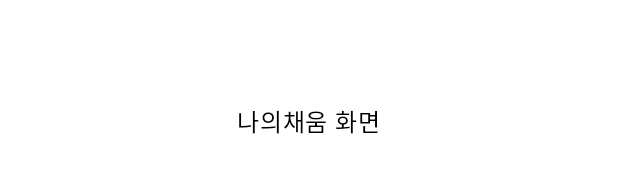
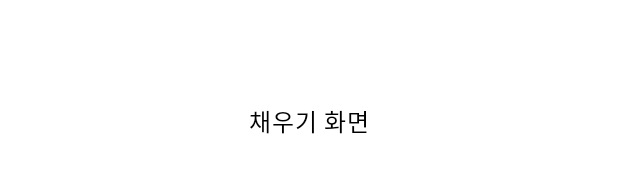
Before and after one commit to SOPT-all/35-APPJAM-ANDROID-GONGBAEK, an Android app built with Jetpack Compose: the @Preview function ShowGroupListScreen, on a phone screen of 412 x 824 dp. Shown: the part 497-670 px from the top of the screen. Run offline under Robolectric (Android 15) with nearby library versions, the phone set to English and light mode, and no system bars; Roboto replaces fonts that are not available here.

Commit message:
[chore] 오타를 수정합니다.

```diff
--- a/app/src/main/java/com/sopt/gongbaek/presentation/ui/grouplist/screen/GroupListScreen.kt
+++ b/app/src/main/java/com/sopt/gongbaek/presentation/ui/grouplist/screen/GroupListScreen.kt
@@ -25,7 +25,7 @@ fun GroupListScreen() {
         contentAlignment = Alignment.Center
     ) {
         Text(
-            text = "나의채움 화면"
+            text = "채우기 화면"
         )
     }
 }
```
